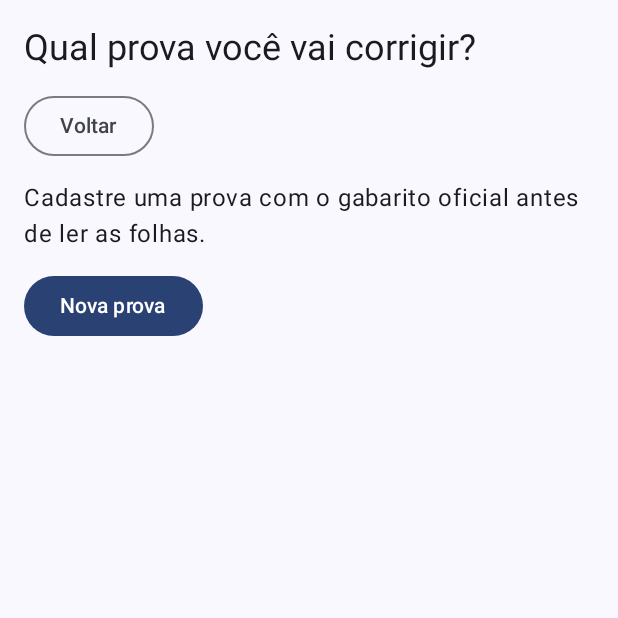
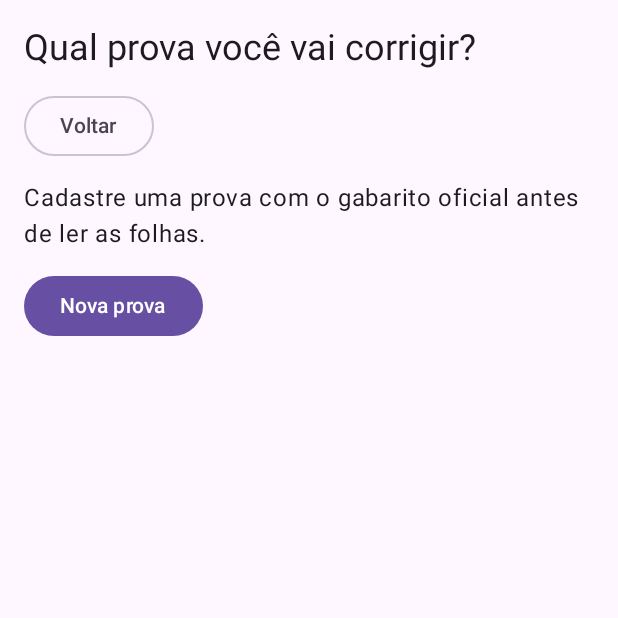
Before and after one commit to devdenisviana/gabarito-scanner, an Android app built with Jetpack Compose: the screen it shows after launch (MainActivity), after a tap on "Só corrigir (sem alunos)", on a phone screen of 412 x 824 dp, the top half of it. Run offline under Robolectric (Android 15) with nearby library versions, the phone set to English and light mode, and no system bars; our stand-ins replace Firebase (no records; nobody signed in at launch, a user with empty details on screens opened directly), Room's generated code.

Commit message:
Paleta lilas (claro e escuro)

```diff
--- a/app/src/main/java/com/devdenisviana/gabaritoscanner/ui/theme/Color.kt
+++ b/app/src/main/java/com/devdenisviana/gabaritoscanner/ui/theme/Color.kt
@@ -2,10 +2,47 @@ package com.devdenisviana.gabaritoscanner.ui.theme
 
 import androidx.compose.ui.graphics.Color
 
-val Purple80 = Color(0xFFD0BCFF)
-val PurpleGrey80 = Color(0xFFCCC2DC)
-val Pink80 = Color(0xFFEFB8C8)
+// Lilás Moderno (modo claro)
+val LightPrimary = Color(0xFF6750A4)
+val LightOnPrimary = Color(0xFFFFFFFF)
+val LightPrimaryContainer = Color(0xFFEADDFF)
+val LightOnPrimaryContainer = Color(0xFF21005D)
+val LightSecondary = Color(0xFF625B71)
+val LightOnSecondary = Color(0xFFFFFFFF)
+val LightSecondaryContainer = Color(0xFFE8DEF8)
+val LightOnSecondaryContainer = Color(0xFF1D192B)
+val LightTertiary = Color(0xFF7D5260)
+val LightOnTertiary = Color(0xFFFFFFFF)
+val LightBackground = Color(0xFFFEF7FF)
+val LightOnSurface = Color(0xFF1D1B20)
+val LightSurfaceVariant = Color(0xFFE7E0EC)
+val LightOnSurfaceVariant = Color(0xFF49454F)
+val LightOutline = Color(0xFF7A757F)
+val LightError = Color(0xFFB3261E)
+val LightOnError = Color(0xFFFFFFFF)
 
-val Purple40 = Color(0xFF6650a4)
-val PurpleGrey40 = Color(0xFF625b71)
-val Pink40 = Color(0xFF7D5260)
+// Lilás Noturno (modo escuro)
+val DarkPrimary = Color(0xFFD0BCFF)
+val DarkOnPrimary = Color(0xFF381E72)
+val DarkPrimaryContainer = Color(0xFF4F378B)
+val DarkOnPrimaryContainer = Color(0xFFEADDFF)
+val DarkSecondary = Color(0xFFCCC2DC)
+val DarkOnSecondary = Color(0xFF332D41)
+val DarkSecondaryContainer = Color(0xFF4A4458)
+val DarkOnSecondaryContainer = Color(0xFFE8DEF8)
+val DarkTertiary = Color(0xFF80D8FF)
+val DarkOnTertiary = Color(0xFF00344A)
+val DarkBackground = Color(0xFF141218)
+val DarkSurface = Color(0xFF1D1B20)
+val DarkOnSurface = Color(0xFFE6E0E9)
+val DarkSurfaceVariant = Color(0xFF49454F)
+val DarkOnSurfaceVariant = Color(0xFFCAC4D0)
+val DarkOutline = Color(0xFF938F99)
+val DarkError = Color(0xFFF2B8B5)
+val DarkOnError = Color(0xFF601410)
+
+// Notas: verde (boa) e vermelho (ruim), com versões para cada tema
+val ScoreGoodLight = Color(0xFF2E7D32)
+val ScoreGoodDark = Color(0xFF81C784)
+val ScoreBadLight = Color(0xFFC62828)
+val ScoreBadDark = Color(0xFFEF9A9A)
--- a/app/src/main/java/com/devdenisviana/gabaritoscanner/ui/theme/Theme.kt
+++ b/app/src/main/java/com/devdenisviana/gabaritoscanner/ui/theme/Theme.kt
@@ -1,58 +1,64 @@
 package com.devdenisviana.gabaritoscanner.ui.theme
 
-import android.app.Activity
-import android.os.Build
 import androidx.compose.foundation.isSystemInDarkTheme
 import androidx.compose.material3.MaterialTheme
 import androidx.compose.material3.darkColorScheme
-import androidx.compose.material3.dynamicDarkColorScheme
-import androidx.compose.material3.dynamicLightColorScheme
 import androidx.compose.material3.lightColorScheme
 import androidx.compose.runtime.Composable
-import androidx.compose.ui.platform.LocalContext
 
-private val DarkColorScheme = darkColorScheme(
-    primary = Purple80,
-    secondary = PurpleGrey80,
-    tertiary = Pink80
+private val LightColors = lightColorScheme(
+    primary = LightPrimary,
+    onPrimary = LightOnPrimary,
+    primaryContainer = LightPrimaryContainer,
+    onPrimaryContainer = LightOnPrimaryContainer,
+    secondary = LightSecondary,
+    onSecondary = LightOnSecondary,
+    secondaryContainer = LightSecondaryContainer,
+    onSecondaryContainer = LightOnSecondaryContainer,
+    tertiary = LightTertiary,
+    onTertiary = LightOnTertiary,
+    background = LightBackground,
+    onBackground = LightOnSurface,
+    surface = LightBackground,
+    onSurface = LightOnSurface,
+    surfaceVariant = LightSurfaceVariant,
+    onSurfaceVariant = LightOnSurfaceVariant,
+    outline = LightOutline,
+    error = LightError,
+    onError = LightOnError,
 )
 
-private val LightColorScheme = lightColorScheme(
-    primary = Purple40,
-    secondary = PurpleGrey40,
-    tertiary = Pink40
-
-    /* Other default colors to override
-    background = Color(0xFFFFFBFE),
-    surface = Color(0xFFFFFBFE),
-    onPrimary = Color.White,
-    onSecondary = Color.White,
-    onTertiary = Color.White,
-    onBackground = Color(0xFF1C1B1F),
-    onSurface = Color(0xFF1C1B1F),
-    */
+private val DarkColors = darkColorScheme(
+    primary = DarkPrimary,
+    onPrimary = DarkOnPrimary,
+    primaryContainer = DarkPrimaryContainer,
+    onPrimaryContainer = DarkOnPrimaryContainer,
+    secondary = DarkSecondary,
+    onSecondary = DarkOnSecondary,
+    secondaryContainer = DarkSecondaryContainer,
+    onSecondaryContainer = DarkOnSecondaryContainer,
+    tertiary = DarkTertiary,
+    onTertiary = DarkOnTertiary,
+    background = DarkBackground,
+    onBackground = DarkOnSurface,
+    surface = DarkSurface,
+    onSurface = DarkOnSurface,
+    surfaceVariant = DarkSurfaceVariant,
+    onSurfaceVariant = DarkOnSurfaceVariant,
+    outline = DarkOutline,
+    error = DarkError,
+    onError = DarkOnError,
 )
 
+/** App theme: lilac palette, light or dark following the phone's setting. */
 @Composable
 fun GabaritoScannerTheme(
     darkTheme: Boolean = isSystemInDarkTheme(),
-    // Dynamic color is available on Android 12+
-    dynamicColor: Boolean = true,
-    content: @Composable () -> Unit
+    content: @Composable () -> Unit,
 ) {
-    val colorScheme = when {
-        dynamicColor && Build.VERSION.SDK_INT >= Build.VERSION_CODES.S -> {
-            val context = LocalContext.current
-            if (darkTheme) dynamicDarkColorScheme(context) else dynamicLightColorScheme(context)
-        }
-
-        darkTheme -> DarkColorScheme
-        else -> LightColorScheme
-    }
-
     MaterialTheme(
-        colorScheme = colorScheme,
+        colorScheme = if (darkTheme) DarkColors else LightColors,
         typography = Typography,
-        content = content
+        content = content,
     )
 }
```
